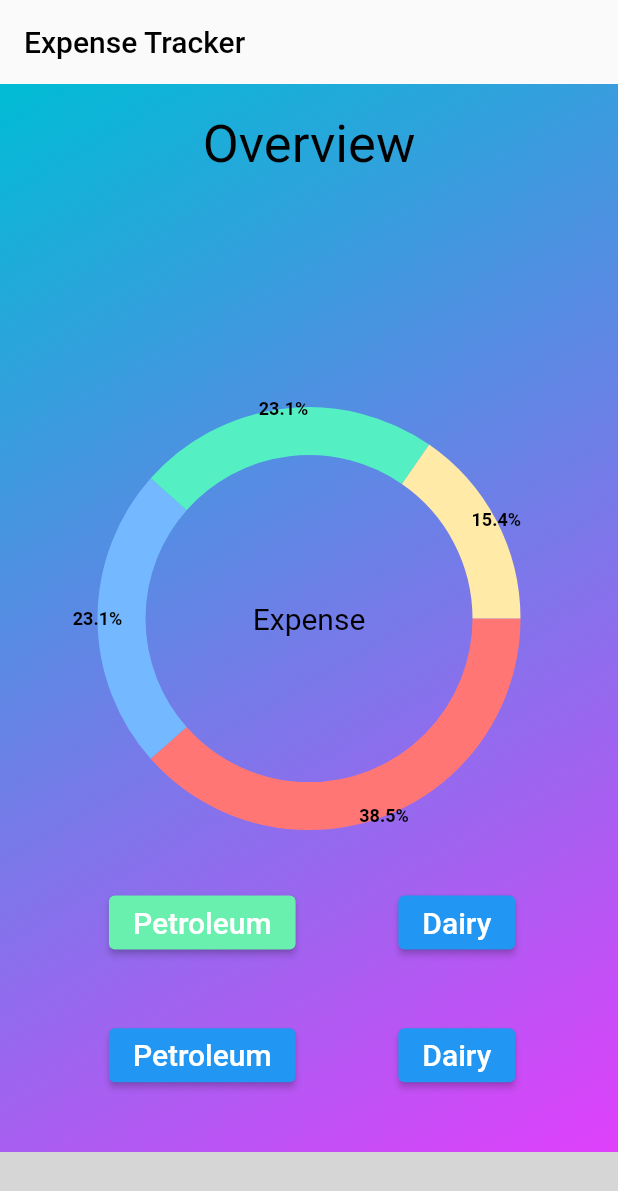
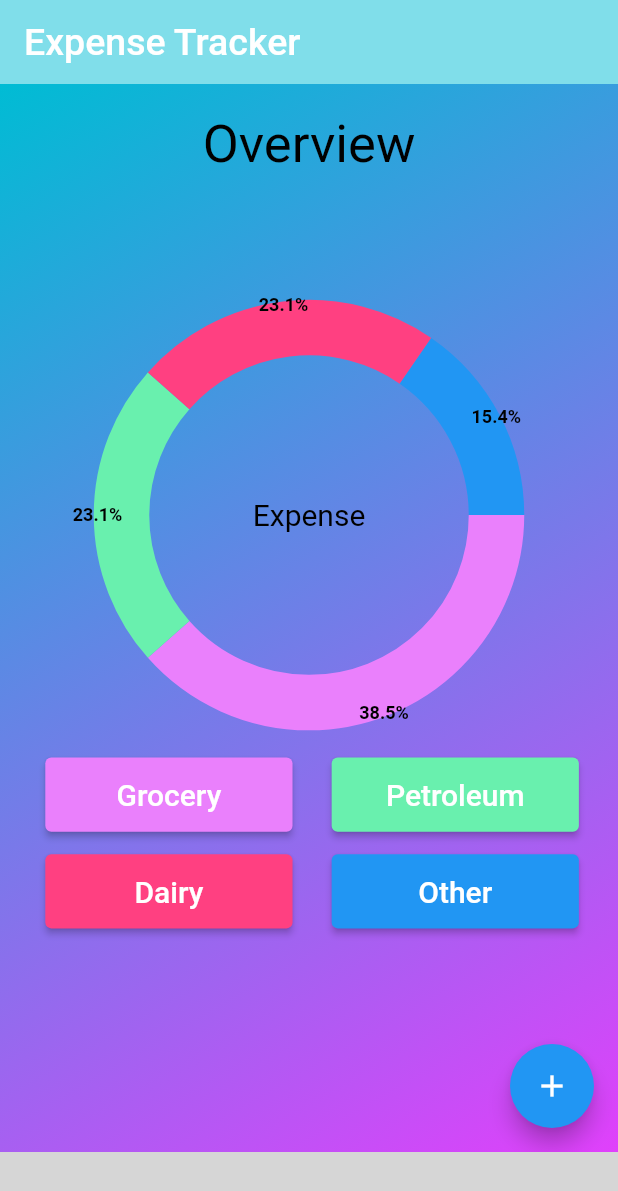
Before and after one commit to Divyanshu050303/PricyFlutterApp, a Flutter app: the screen it shows after launch, on a phone screen of 412 x 824 dp. Shown: the top 1191 px of the screen. Run offline on Flutter 3.47's test engine with Material 2 defaults, Android fonts, the light colour scheme and no system bars; drawn by our look-alikes of pie_chart; missing offline and left inert: fluid_bottom_nav_bar; grey boxes are pictures that could not be loaded.

Commit message:
Home Page

```diff
--- a/lib/homePage.dart
+++ b/lib/homePage.dart
@@ -13,19 +13,21 @@ class _HomeState extends State<Home> {
   @override
   Widget build(BuildContext context) {
     MediaQueryData mediaQueryData = MediaQuery.of(context);
+    double iconSize=mediaQueryData.size.width*0.1;
+
     return Scaffold(
       appBar: AppBar(
         title: const Text(
-          "Expense Tracker", style: TextStyle(color: Colors.black),),
+          "Expense Tracker",
+          style: TextStyle(color: Colors.white,fontSize: 25),
+        ),
         elevation: 0,
-        backgroundColor: Colors.transparent,
+        backgroundColor: Colors.cyan.shade200,
       ),
       body: Stack(
         children: [
           Container(
               padding: const EdgeInsets.only(top: 20),
-
-
               decoration: const BoxDecoration(
                 gradient: LinearGradient(
                   colors: [Colors.cyan, Colors.purpleAccent],
@@ -35,38 +37,53 @@ class _HomeState extends State<Home> {
               ),
               width: mediaQueryData.size.width,
               height: mediaQueryData.size.height,
-              child:
-              const Text("Overview",
-                style: TextStyle(fontSize: 35, color: Colors.black,),
-                textAlign: TextAlign.center,)
+              child: const Text(
+                "Overview",
+                style: TextStyle(
+                  fontSize: 35,
+                  color: Colors.black,
                 ),
+                textAlign: TextAlign.center,
+              )),
+          const SizedBox(
+            height: 1,
+          ),
+          Transform.translate(
+              offset: Offset(0, -70),
+              child: Container(
+                padding:
+                    EdgeInsets.only(top: mediaQueryData.size.height * 0.001),
+                // alignment: Alignment.topCenter,
+                // transform: Matrix4.rotationY(-0.3),
 
-          Container(
-            padding: EdgeInsets.only(top: mediaQueryData.size.height * 0.001),
-            // alignment: Alignment.topCenter,
-            child: const PieChart(
-              dataMap: {
+                transformAlignment: Alignment.topCenter,
+                margin: const EdgeInsets.only(top: 2),
+
+                child:  PieChart(
+                  dataMap: const {
                     "Flutter": 5,
                     "React": 3,
                     "Xamarin": 3,
                     "Ionic": 2,
                   },
+                  colorList: [Colors.purpleAccent.shade100,Colors.greenAccent.shade200,Colors.pinkAccent.shade200,Colors.blue.shade500],
                   animationDuration: Duration(milliseconds: 800),
                   chartType: ChartType.ring,
-              ringStrokeWidth: 32,
+                  ringStrokeWidth: 37,
                   centerText: "Expense",
-              centerTextStyle: TextStyle(color: Colors.black,
+                  centerTextStyle: const TextStyle(
+                      color: Colors.black,
                       fontSize: 20,
                       backgroundColor: Colors.transparent),
                   chartRadius: 250,
-              chartValuesOptions: ChartValuesOptions(
+                  chartValuesOptions: const ChartValuesOptions(
                     showChartValueBackground: false,
                     showChartValues: true,
                     showChartValuesInPercentage: true,
                     showChartValuesOutside: true,
                     decimalPlaces: 1,
                   ),
-              legendOptions: LegendOptions(
+                  legendOptions: const LegendOptions(
                     showLegends: false,
                     showLegendsInRow: false,
                     legendPosition: LegendPosition.right,
@@ -75,46 +92,124 @@ class _HomeState extends State<Home> {
                     ),
                   ),
                 ),
-          ),
+              )),
           Container(
-            padding: EdgeInsets.only(top: mediaQueryData.size.height * 0.6,
+            padding: EdgeInsets.only(
+                top: mediaQueryData.size.height * 0.46,
                 left: mediaQueryData.size.width * .01),
             // alignment: Alignment.bottomCenter,
             child: Column(
-              mainAxisAlignment: MainAxisAlignment.spaceEvenly,
-
               children: [
+                SizedBox(
+                  height: 70,
+                ),
                 Row(
                   mainAxisAlignment: MainAxisAlignment.spaceEvenly,
                   children: [
-                    ElevatedButton(onPressed: () {},
+                    SizedBox(
+                      width: mediaQueryData.size.width*0.4,
+                    height: mediaQueryData.size.height*.06,
+                    child:ElevatedButton(
+                      onPressed: () {},
                       style: ButtonStyle(
-                        backgroundColor: MaterialStateProperty.resolveWith<
-                            Color>(
+                        backgroundColor:
+                            MaterialStateProperty.resolveWith<Color>(
                           (Set<MaterialState> states) {
                             if (states.contains(MaterialState.pressed)) {
                               return Colors.blue;
-                            } else if (states.contains(
-                                MaterialState.disabled)) {
+                            } else if (states
+                                .contains(MaterialState.disabled)) {
                               return Colors.grey;
                             }
-                            return Colors.greenAccent;
+                            return Colors.purpleAccent.shade100;
                           },
                         ),
+
                       ),
-                      child: const Text(
-                          "Petroleum", style: TextStyle(fontSize: 20)),),
-                    ElevatedButton(onPressed: () {},
-                        child: const Text("Dairy", style: TextStyle(fontSize: 20)))
+
+                      child: const Text("Grocery",
+                          style: TextStyle(fontSize: 20)),
+                    )),    SizedBox(
+                      width: mediaQueryData.size.width*0.4,
+                    height: mediaQueryData.size.height*.06,
+                    child:ElevatedButton(
+                      onPressed: () {},
+                      style: ButtonStyle(
+                        backgroundColor:
+                            MaterialStateProperty.resolveWith<Color>(
+                          (Set<MaterialState> states) {
+                            if (states.contains(MaterialState.pressed)) {
+                              return Colors.blue;
+                            } else if (states
+                                .contains(MaterialState.disabled)) {
+                              return Colors.grey;
+                            }
+                            return Colors.greenAccent.shade200;
+                          },
+                        ),
+
+                      ),
+
+                      child: const Text("Petroleum",
+                          style: TextStyle(fontSize: 20)),
+                    )),
+
                   ],
-                ), Row(
+                ),
+                const SizedBox(
+                  height: 15,
+                ),
+                Row(
                   mainAxisAlignment: MainAxisAlignment.spaceEvenly,
                   children: [
-                    ElevatedButton(onPressed: () {},
-                      child: const Text(
-                        "Petroleum", style: TextStyle(fontSize: 20),),),
-                    ElevatedButton(onPressed: () {},
-                        child: const Text("Dairy", style: TextStyle(fontSize: 20)))
+                    SizedBox(
+                        width: mediaQueryData.size.width*0.4,
+                        height: mediaQueryData.size.height*.06,
+                        child:ElevatedButton(
+                          onPressed: () {},
+                          style: ButtonStyle(
+                            backgroundColor:
+                            MaterialStateProperty.resolveWith<Color>(
+                                  (Set<MaterialState> states) {
+                                if (states.contains(MaterialState.pressed)) {
+                                  return Colors.blue;
+                                } else if (states
+                                    .contains(MaterialState.disabled)) {
+                                  return Colors.grey;
+                                }
+                                return Colors.pinkAccent.shade200;
+                              },
+                            ),
+
+                          ),
+
+                          child: const Text("Dairy",
+                              style: TextStyle(fontSize: 20)),
+                        )),
+                    SizedBox(
+                        width: mediaQueryData.size.width*0.4,
+                        height: mediaQueryData.size.height*.06,
+                        child:ElevatedButton(
+                          onPressed: () {},
+                          style: ButtonStyle(
+                            backgroundColor:
+                            MaterialStateProperty.resolveWith<Color>(
+                                  (Set<MaterialState> states) {
+                                if (states.contains(MaterialState.pressed)) {
+                                  return Colors.blue;
+                                } else if (states
+                                    .contains(MaterialState.disabled)) {
+                                  return Colors.grey;
+                                }
+                                return Colors.blue.shade500;
+                              },
+                            ),
+
+                          ),
+
+                          child: const Text("Other",
+                              style: TextStyle(fontSize: 20)),
+                        )),
                   ],
                 )
               ],
@@ -122,15 +217,24 @@ class _HomeState extends State<Home> {
           )
         ],
       ),
-      bottomNavigationBar: FluidNavBar(icons: [
+      bottomNavigationBar: FluidNavBar(
+        icons: [
           FluidNavBarIcon(icon: Icons.home),
           FluidNavBarIcon(icon: Icons.access_alarm_outlined),
           FluidNavBarIcon(icon: Icons.tiktok),
           FluidNavBarIcon(icon: Icons.settings),
         ],
-        style: FluidNavBarStyle(barBackgroundColor: Colors.cyan.shade200,
-          iconUnselectedForegroundColor: Colors.white,),
+        style: FluidNavBarStyle(
+          barBackgroundColor: Colors.cyan.shade200,
+          iconUnselectedForegroundColor: Colors.white,
         ),
+      ),
+      floatingActionButton: FloatingActionButton(
+        onPressed: () {},
+        tooltip: 'Increment',
+        child: const Icon(Icons.add),
+      ),
+      floatingActionButtonLocation: FloatingActionButtonLocation.endFloat,
     );
   }
 }
```
Lines whose indentation alone changed are shown as unchanged.
